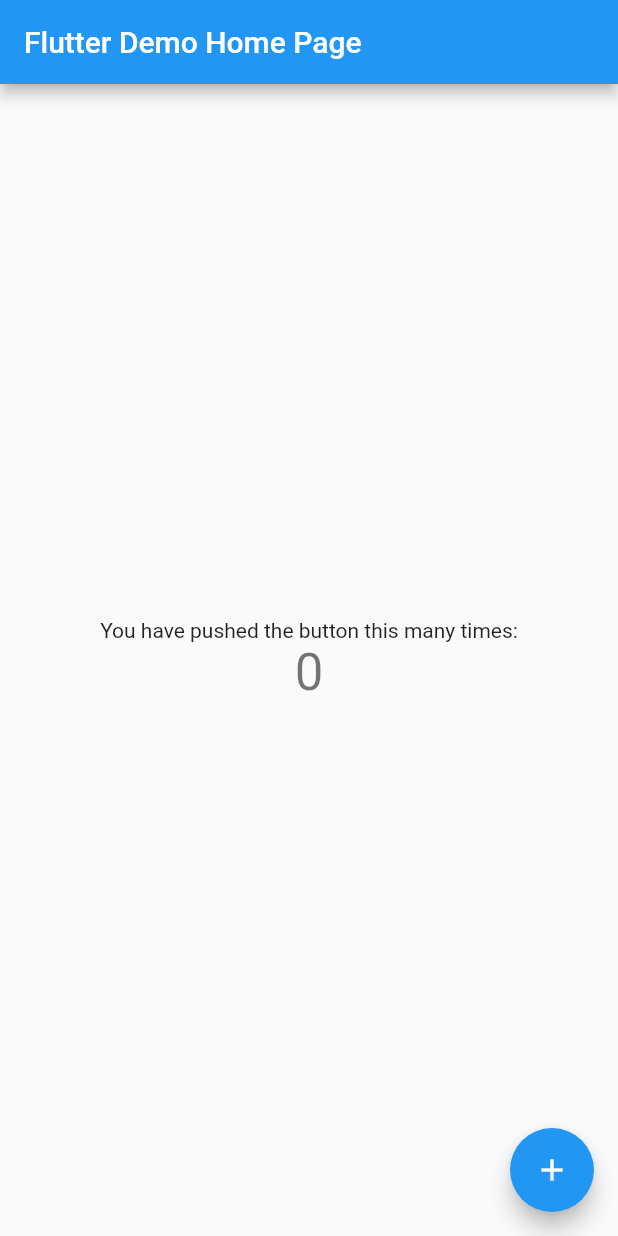
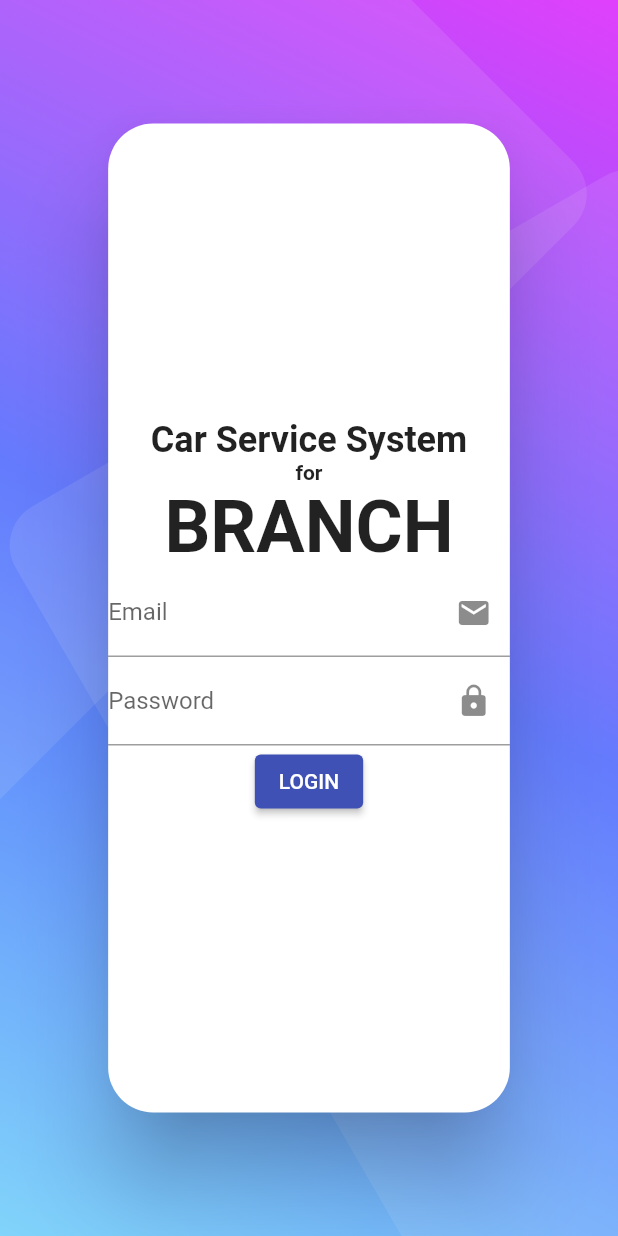
Before and after one commit to Jeck97/Car-Service-System, a Flutter app: the screen it shows after launch, on a phone screen of 412 x 824 dp. Run offline on Flutter 3.47's test engine with Material 2 defaults, Android fonts, the phone set to English and light mode, and no system bars.

Commit message:
added login page

```diff
--- /dev/null
+++ b/cass_branch/lib/login_page.dart
@@ -0,0 +1,188 @@
+import 'dart:convert';
+import 'dart:math';
+
+import 'package:flutter/material.dart';
+import 'package:http/http.dart' as http;
+
+class LoginPage extends StatefulWidget {
+  @override
+  _LoginPageState createState() => _LoginPageState();
+}
+
+class _LoginPageState extends State<LoginPage> {
+  final _formKey = GlobalKey<FormState>();
+  String _email = '';
+  String _password = '';
+  bool _isLoading = false;
+
+  _onSubmit() {
+    final currentState = _formKey.currentState!;
+    if (currentState.validate()) {
+      currentState.save();
+      setState(() {
+        _isLoading = true;
+      });
+      _login();
+    }
+  }
+
+  _login() async {
+    var uri = Uri.http('user:pass@localhost:8080', 'api/customer');
+    var response = await http.get(uri);
+    if (response.statusCode == 200) {
+      print(response.body);
+    } else {
+      print('error');
+    }
+  }
+
+  @override
+  Widget build(BuildContext context) {
+    return Scaffold(
+      body: Stack(
+        children: <Widget>[
+          _backgroud(),
+          Center(
+            child: Material(
+              elevation: 25,
+              color: Colors.white,
+              borderRadius: BorderRadius.all(Radius.circular(30)),
+              child: Container(
+                width: MediaQuery.of(context).size.width * 0.65,
+                height: MediaQuery.of(context).size.height * 0.80,
+                child: Form(
+                  key: _formKey,
+                  child: Column(
+                    mainAxisAlignment: MainAxisAlignment.center,
+                    children: <Widget>[
+                      _header(),
+                      _textFieldEmail(),
+                      _textFieldPassword(),
+                      _buttonLogin(),
+                    ],
+                  ),
+                ),
+              ),
+            ),
+          )
+        ],
+      ),
+    );
+  }
+
+  Widget _backgroud() {
+    return Stack(
+      children: <Widget>[
+        Container(
+          decoration: BoxDecoration(
+            gradient: LinearGradient(
+                begin: Alignment.bottomLeft,
+                end: Alignment.topRight,
+                colors: [
+                  Colors.lightBlue.shade200,
+                  Colors.indigoAccent,
+                  Colors.purpleAccent.shade200,
+                ]),
+          ),
+        ),
+        Positioned(
+          top: -100,
+          left: -150,
+          child: _rectangle(width: 400, height: 600, angle: pi / 4),
+        ),
+        Positioned(
+          right: -250,
+          bottom: -150,
+          child: _rectangle(width: 500, height: 800, angle: -pi / 6),
+        ),
+      ],
+    );
+  }
+
+  Widget _rectangle(
+      {double angle = pi / 4, double width = 600.0, double height = 600.0}) {
+    return Transform.rotate(
+      angle: angle,
+      child: Material(
+        borderRadius: BorderRadius.all(Radius.circular(30)),
+        color: Colors.grey.shade100.withOpacity(0.1),
+        child: Container(width: width, height: height),
+      ),
+    );
+  }
+
+  Widget _header() {
+    return Column(
+      children: <Widget>[
+        Text(
+          'Car Service System',
+          style: TextStyle(
+            fontWeight: FontWeight.bold,
+            fontSize: 24,
+          ),
+        ),
+        Text(
+          'for',
+          style: TextStyle(
+            fontWeight: FontWeight.bold,
+          ),
+        ),
+        Text(
+          'BRANCH',
+          style: TextStyle(
+            fontWeight: FontWeight.bold,
+            fontSize: 48,
+          ),
+        ),
+      ],
+    );
+  }
+
+  Widget _textFieldEmail() {
+    return TextFormField(
+      keyboardType: TextInputType.emailAddress,
+      textInputAction: TextInputAction.next,
+      decoration: InputDecoration(
+        labelText: 'Email',
+        errorText: null,
+        suffixIcon: Icon(Icons.email),
+      ),
+      onSaved: (email) => _email = email!,
+      validator: (email) {
+        if (email!.isEmpty) {
+          return 'Email cannot be empty';
+        }
+        return null;
+      },
+    );
+  }
+
+  Widget _textFieldPassword() {
+    return TextFormField(
+      keyboardType: TextInputType.visiblePassword,
+      textInputAction: TextInputAction.done,
+      obscureText: true,
+      decoration: InputDecoration(
+        labelText: 'Password',
+        suffixIcon: Icon(Icons.lock),
+      ),
+      onSaved: (password) => _password = password!,
+      onFieldSubmitted: (_) => _onSubmit(),
+      validator: (password) {
+        if (password!.isEmpty) {
+          return 'Password cannot be empty';
+        } else if (password.length < 8) {
+          return 'Password cannot be less than 8 charaters';
+        }
+        return null;
+      },
+    );
+  }
+
+  Widget _buttonLogin() {
+    return ElevatedButton(
+      onPressed: _onSubmit,
+      child: Text('LOGIN'),
+    );
+  }
+}
--- a/cass_branch/lib/main.dart
+++ b/cass_branch/lib/main.dart
@@ -1,113 +1,16 @@
+import 'package:cass_branch/login_page.dart';
 import 'package:flutter/material.dart';
 
-void main() {
-  runApp(MyApp());
-}
+void main() => runApp(MyApp());
 
 class MyApp extends StatelessWidget {
-  // This widget is the root of your application.
   @override
   Widget build(BuildContext context) {
     return MaterialApp(
-      title: 'Flutter Demo',
-      theme: ThemeData(
-        // This is the theme of your application.
-        //
-        // Try running your application with "flutter run". You'll see the
-        // application has a blue toolbar. Then, without quitting the app, try
-        // changing the primarySwatch below to Colors.green and then invoke
-        // "hot reload" (press "r" in the console where you ran "flutter run",
-        // or simply save your changes to "hot reload" in a Flutter IDE).
-        // Notice that the counter didn't reset back to zero; the application
-        // is not restarted.
-        primarySwatch: Colors.blue,
-      ),
-      home: MyHomePage(title: 'Flutter Demo Home Page'),
+      debugShowCheckedModeBanner: false,
+      theme: ThemeData(primarySwatch: Colors.indigo),
+      title: 'CaSS-Branch Desktop App',
+      home: LoginPage(),
     );
   }
 }
-
-class MyHomePage extends StatefulWidget {
-  MyHomePage({Key? key, required this.title}) : super(key: key);
-
-  // This widget is the home page of your application. It is stateful, meaning
-  // that it has a State object (defined below) that contains fields that affect
-  // how it looks.
-
-  // This class is the configuration for the state. It holds the values (in this
-  // case the title) provided by the parent (in this case the App widget) and
-  // used by the build method of the State. Fields in a Widget subclass are
-  // always marked "final".
-
-  final String title;
-
-  @override
-  _MyHomePageState createState() => _MyHomePageState();
-}
-
-class _MyHomePageState extends State<MyHomePage> {
-  int _counter = 0;
-
-  void _incrementCounter() {
-    setState(() {
-      // This call to setState tells the Flutter framework that something has
-      // changed in this State, which causes it to rerun the build method below
-      // so that the display can reflect the updated values. If we changed
-      // _counter without calling setState(), then the build method would not be
-      // called again, and so nothing would appear to happen.
-      _counter++;
-    });
-  }
-
-  @override
-  Widget build(BuildContext context) {
-    // This method is rerun every time setState is called, for instance as done
-    // by the _incrementCounter method above.
-    //
-    // The Flutter framework has been optimized to make rerunning build methods
-    // fast, so that you can just rebuild anything that needs updating rather
-    // than having to individually change instances of widgets.
-    return Scaffold(
-      appBar: AppBar(
-        // Here we take the value from the MyHomePage object that was created by
-        // the App.build method, and use it to set our appbar title.
-        title: Text(widget.title),
-      ),
-      body: Center(
-        // Center is a layout widget. It takes a single child and positions it
-        // in the middle of the parent.
-        child: Column(
-          // Column is also a layout widget. It takes a list of children and
-          // arranges them vertically. By default, it sizes itself to fit its
-          // children horizontally, and tries to be as tall as its parent.
-          //
-          // Invoke "debug painting" (press "p" in the console, choose the
-          // "Toggle Debug Paint" action from the Flutter Inspector in Android
-          // Studio, or the "Toggle Debug Paint" command in Visual Studio Code)
-          // to see the wireframe for each widget.
-          //
-          // Column has various properties to control how it sizes itself and
-          // how it positions its children. Here we use mainAxisAlignment to
-          // center the children vertically; the main axis here is the vertical
-          // axis because Columns are vertical (the cross axis would be
-          // horizontal).
-          mainAxisAlignment: MainAxisAlignment.center,
-          children: <Widget>[
-            Text(
-              'You have pushed the button this many times:',
-            ),
-            Text(
-              '$_counter',
-              style: Theme.of(context).textTheme.headline4,
-            ),
-          ],
-        ),
-      ),
-      floatingActionButton: FloatingActionButton(
-        onPressed: _incrementCounter,
-        tooltip: 'Increment',
-        child: Icon(Icons.add),
-      ), // This trailing comma makes auto-formatting nicer for build methods.
-    );
-  }
-}
--- a/cass_branch/pubspec.yaml
+++ b/cass_branch/pubspec.yaml
@@ -32,6 +32,8 @@
 dev_dependencies:
   flutter_test:
     sdk: flutter
+  http: ^0.13.1
+  shared_preferences: ^2.0.5
 
 # For information on the generic Dart part of this file, see the
 # following page: https://dart.dev/tools/pub/pubspec
```
Also changed, not shown: cass_branch/pubspec.lock.
